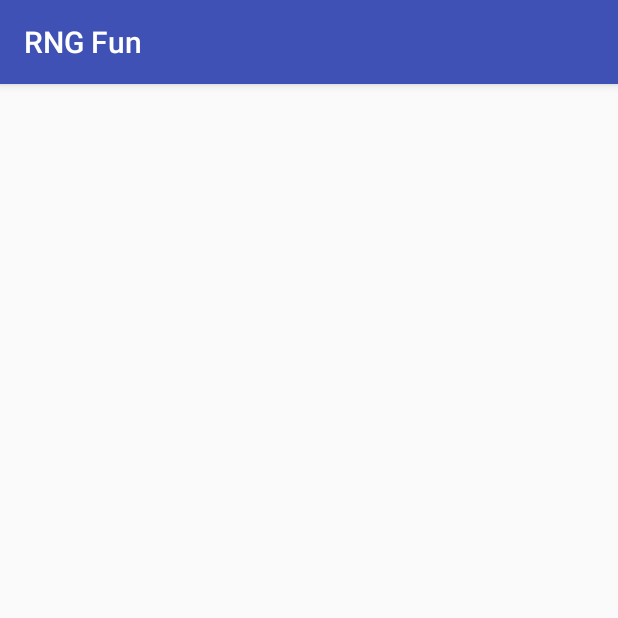
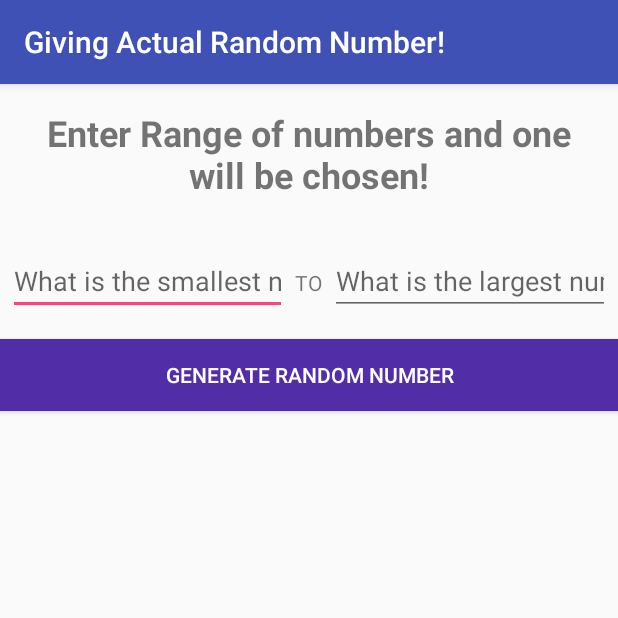
Before and after one commit to Aaronchoo/RNGFun, an Android app: the GiveRandomNumbers screen opened directly, with no data from a screen before it, on a phone screen of 412 x 824 dp, the top half of it. Run offline under Robolectric (Android 15) with nearby library versions, the phone set to English and light mode, and no system bars.

Commit message:
New activities and change in look

```diff
--- a/RNGFun/app/src/main/AndroidManifest.xml
+++ b/RNGFun/app/src/main/AndroidManifest.xml
@@ -22,7 +22,8 @@
         <activity
             android:name=".RockPaperScissors"
             android:label="Rock, Paper, or Scissors?!"></activity>
-        <activity android:name=".GiveRandomNumbers"></activity>
+        <activity android:name=".GiveRandomNumbers"
+            android:label="Giving Actual Random Number!"></activity>
     </application>
 
 </manifest>
--- a/RNGFun/app/src/main/res/layout/activity_give_random_numbers.xml
+++ b/RNGFun/app/src/main/res/layout/activity_give_random_numbers.xml
@@ -1,9 +1,70 @@
 <?xml version="1.0" encoding="utf-8"?>
-<android.support.constraint.ConstraintLayout xmlns:android="http://schemas.android.com/apk/res/android"
+<LinearLayout
+    xmlns:android="http://schemas.android.com/apk/res/android"
     xmlns:app="http://schemas.android.com/apk/res-auto"
     xmlns:tools="http://schemas.android.com/tools"
     android:layout_width="match_parent"
     android:layout_height="match_parent"
+    android:orientation="vertical"
     tools:context="com.example.android.rngfun.GiveRandomNumbers">
 
-</android.support.constraint.ConstraintLayout>
+    <TextView
+        android:layout_width="match_parent"
+        android:layout_height="wrap_content"
+        style="@style/TitleText"
+        android:text="Enter Range of numbers and one will be chosen!"/>
+
+    <LinearLayout
+        android:layout_width="match_parent"
+        android:layout_height="wrap_content"
+        android:layout_marginTop="16dp"
+        android:orientation="horizontal">
+
+        <EditText
+            android:layout_width="0dp"
+            android:layout_height="wrap_content"
+            android:layout_marginLeft="5dp"
+            android:id="@+id/random_number_smallest_input"
+            android:hint="What is the smallest number?"
+            android:inputType="numberSigned"
+            android:layout_weight="1"/>
+
+        <TextView
+            android:layout_width="wrap_content"
+            android:layout_height="wrap_content"
+            android:text="TO"
+            android:layout_marginRight="5dp"
+            android:layout_marginLeft="5dp"/>
+
+        <EditText
+            android:layout_width="0dp"
+            android:layout_height="wrap_content"
+            android:layout_marginRight="5dp"
+            android:id="@+id/random_number_largest_input"
+            android:hint="What is the largest number?"
+            android:inputType="numberSigned"
+            android:layout_weight="1"/>
+    </LinearLayout>
+
+    <Button
+        android:layout_marginTop="16dp"
+        android:id="@+id/setRandomNumber"
+        android:layout_width="match_parent"
+        android:layout_height="wrap_content"
+        android:textColor="#FFFFFF"
+        android:onClick="giveRandomNumber"
+        android:background="@color/colorForGivingActualRandomNumber"
+        android:text="GENERATE RANDOM NUMBER"/>
+
+    <TextView
+        android:layout_width="match_parent"
+        android:layout_height="wrap_content"
+        android:layout_margin="24dp"
+        android:textStyle="bold"
+        android:id="@+id/show_the_number"
+        android:textSize="56sp"
+        android:gravity="center"
+        tools:text="testttt"/>
+
+
+</LinearLayout>
--- a/RNGFun/app/src/main/res/layout/activity_rock_paper_scissors.xml
+++ b/RNGFun/app/src/main/res/layout/activity_rock_paper_scissors.xml
@@ -15,9 +15,8 @@
             android:layout_width="match_parent"
             android:layout_height="wrap_content"
             android:text="Rock, Paper, or Scissors?"
-            android:layout_margin="16dp"
-            android:id="@+id/title_of_game_for_rock_paper_scissors"
-            android:gravity="center_horizontal"/>
+            style="@style/TitleText"
+            android:id="@+id/title_of_game_for_rock_paper_scissors"/>
 
         <EditText
             android:id="@+id/input_rock_paper_or_scissors"
--- a/RNGFun/app/src/main/res/values/colors.xml
+++ b/RNGFun/app/src/main/res/values/colors.xml
@@ -7,4 +7,5 @@
     <color name="colorForHeadsOrTailsButton">#00e5ff</color>
     <color name="colorForRockPaperScissors">#3d5afe</color>
     <color name="colorForGivingActualRandomNumber">#512da8</color>
+    <color name="colorForGivingARandomName">#ff4081</color>
 </resources>
--- a/RNGFun/app/src/main/res/values/styles.xml
+++ b/RNGFun/app/src/main/res/values/styles.xml
@@ -9,7 +9,8 @@
     </style>
 
     <style name="ButtonForRNG">
-        <item name="android:gravity">center_horizontal</item>
+        <item name="android:textColor">#FFFFFF</item>
+        <item name="android:gravity">center</item>
         <item name="android:layout_width">match_parent</item>
         <item name="android:layout_marginLeft">24dp</item>
         <item name="android:layout_marginRight">24dp</item>
@@ -18,4 +19,11 @@
         <item name="android:textSize">16sp</item>
     </style>
 
+    <style name="TitleText">
+        <item name="android:layout_margin">16dp</item>
+        <item name="android:gravity">center</item>
+        <item name="android:textSize">24sp</item>
+        <item name="android:textStyle">bold</item>
+    </style>
+
 </resources>
```
Also changed, not shown: RNGFun/app/src/main/java/com/example/android/rngfun/GiveRandomNumbers.java (+57 -0 lines), RNGFun/app/src/main/java/com/example/android/rngfun/MainActivity.java (+9 -0 lines), RNGFun/app/src/main/res/layout/activity_heads_or_tails_fair.xml (+3 -11 lines), RNGFun/app/src/main/res/layout/activity_main.xml (+6 -6 lines).
